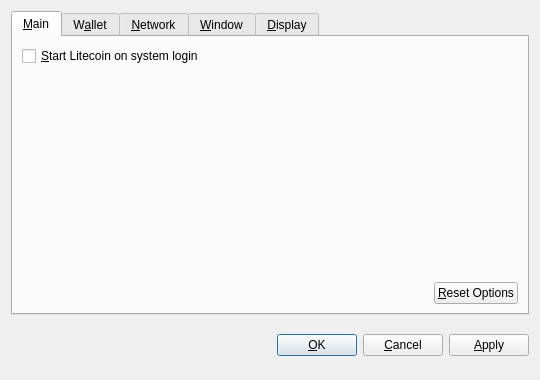
The window that src/qt/forms/optionsdialog.ui (fossilcoin/fossilcoin) describes before a commit, drawn with Qt 5.
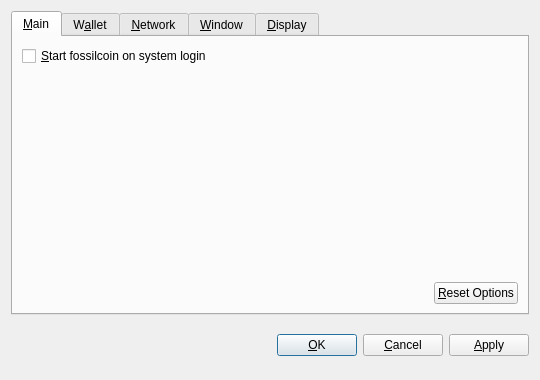
The same window after the commit. Custom widgets are drawn as their Qt base class.

```diff
--- a/src/qt/forms/optionsdialog.ui
+++ b/src/qt/forms/optionsdialog.ui
@@ -36,7 +36,7 @@
           <string>Automatically start Litecoin after logging in to the system.</string>
          </property>
          <property name="text">
-          <string>&amp;Start Litecoin on system login</string>
+          <string>&amp;Start fossilcoin on system login</string>
          </property>
         </widget>
        </item>
```
Left out of the diff: 10 changed lines with no effect on the pictures.
